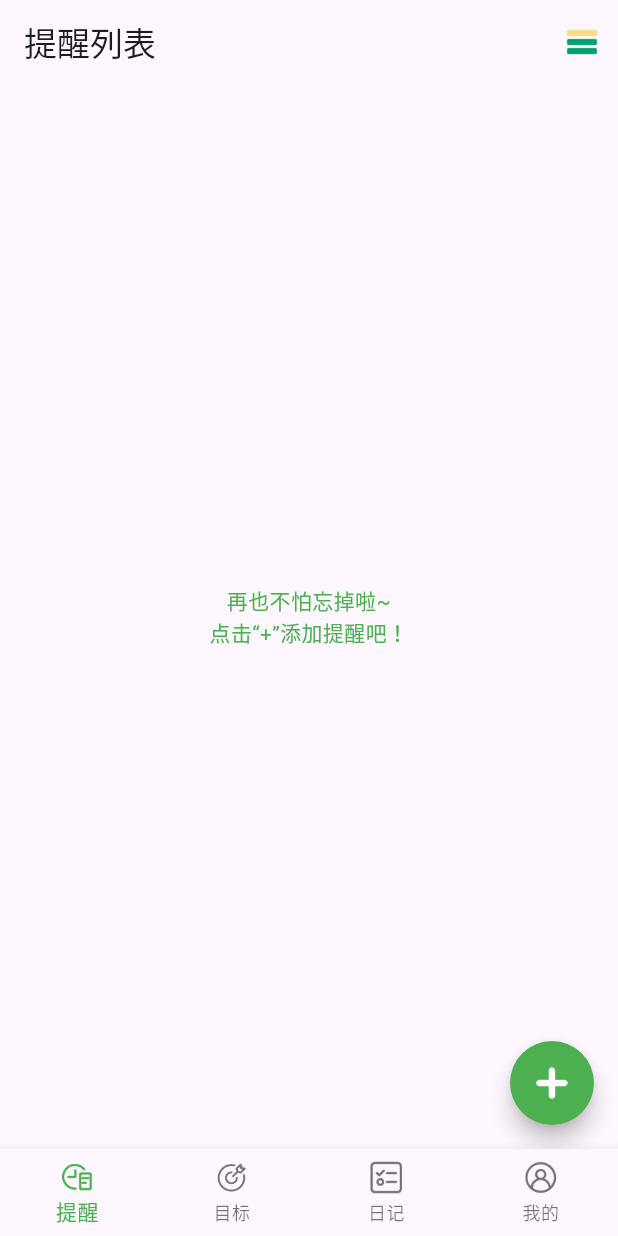
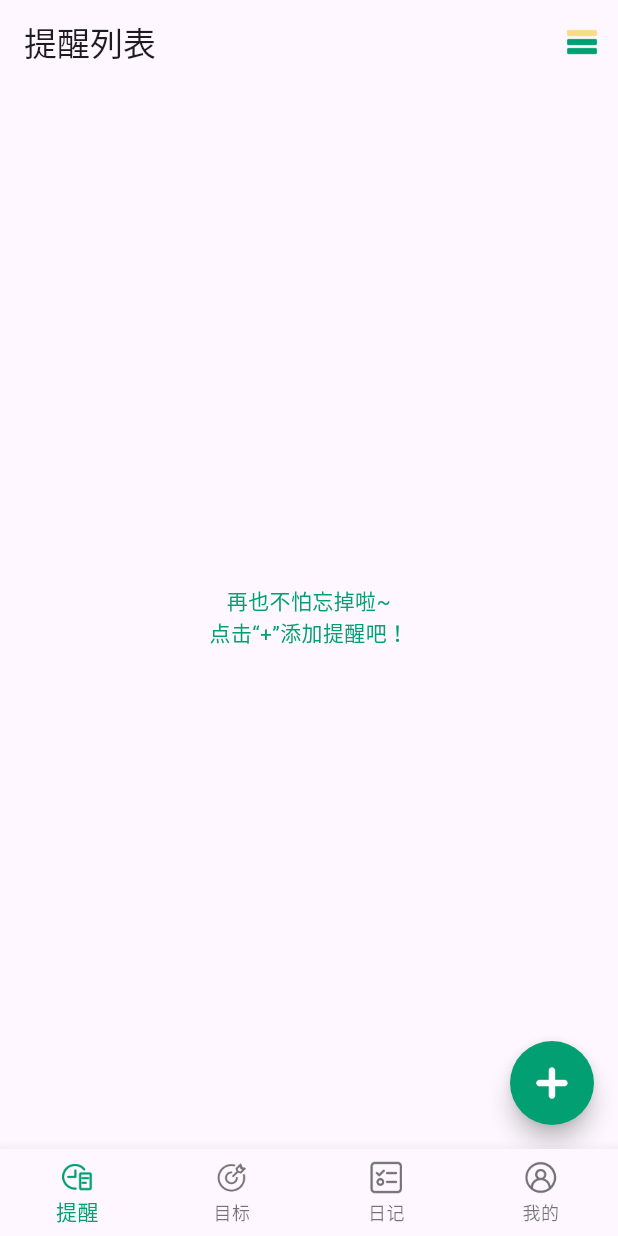
Before and after one commit to ContentMy/runfastxm_flutter, a Flutter app: the screen it shows after launch, on a phone screen of 412 x 824 dp. Run offline on Flutter 3.47's test engine with Material 3 defaults, Android fonts, the phone set to English and light mode, and no system bars; our stand-ins replace flutter_local_notifications, flutter_slidable, fluttertoast, hive, hive_flutter, permission_handler and 1 more; accounts and stored records are empty.

Commit message:
需求：提醒模块ui和部分逻辑优化

```diff
--- a/lib/domain/models/reminder.dart
+++ b/lib/domain/models/reminder.dart
@@ -44,4 +44,27 @@ class Reminder extends HiveObject {
   DateTime get endDateTime => DateTime.fromMillisecondsSinceEpoch(remindEndTime);
 
   Duration get duration => Duration(milliseconds: remindTime);
+
+  Reminder copyWith({
+    String? id,
+    String? remindImg,
+    String? remindTitle,
+    String? remindContent,
+    int? remindTime,
+    int? remindStartTime,
+    int? remindEndTime,
+    bool? remindCompleteStatus,
+  }) {
+    return Reminder(
+      id: id ?? this.id,
+      remindImg: remindImg ?? this.remindImg,
+      remindTitle: remindTitle ?? this.remindTitle,
+      remindContent: remindContent ?? this.remindContent,
+      remindTime: remindTime ?? this.remindTime,
+      remindStartTime: remindStartTime ?? this.remindStartTime,
+      remindEndTime: remindEndTime ?? this.remindEndTime,
+      remindCompleteStatus: remindCompleteStatus ?? this.remindCompleteStatus,
+    );
+  }
+
 }
--- a/lib/main.dart
+++ b/lib/main.dart
@@ -16,6 +16,7 @@ import 'presentation/views/reminder/reminder_page.dart';
 import 'presentation/views/goal/goal_page.dart';
 import 'presentation/views/diary/diary_page.dart';
 import 'presentation/views/settings/settings_page.dart';
+import 'resources/colors.dart';
 
 void main() async {
   //以下是hive初始化的代码部分
@@ -55,9 +56,6 @@ class RunFastApp extends StatelessWidget {
   Widget build(BuildContext context) {
     return MaterialApp(
       title: 'RunFast',
-      theme: ThemeData(
-        primarySwatch: Colors.green,
-      ),
       home: const MainScaffold(),
     );
   }
@@ -90,7 +88,7 @@ class _MainScaffoldState extends State<MainScaffold> {
       bottomNavigationBar: BottomNavigationBar(
         currentIndex: _currentIndex,
         type: BottomNavigationBarType.fixed,
-        selectedItemColor: Colors.green,
+        selectedItemColor: AppColors.commonGreen,
         onTap: (index) => setState(() => _currentIndex = index),
         items: [
           const BottomNavigationBarItem(icon: ImageIcon(
--- a/lib/presentation/views/reminder/reminder_page.dart
+++ b/lib/presentation/views/reminder/reminder_page.dart
@@ -1,6 +1,7 @@
 import 'package:flutter/material.dart';
 import 'package:provider/provider.dart';
 import '../../../resources/assets.dart';
+import '../../../resources/colors.dart';
 import '../../../resources/strings.dart';
 import 'reminder_completed_page.dart';
 import '../../../services/permission_service.dart';
@@ -53,7 +54,7 @@ class ReminderPage extends StatelessWidget {
       body: const _ReminderBody(),
       floatingActionButton: FloatingActionButton(
         heroTag: null,
-        backgroundColor: Colors.green,
+        backgroundColor: AppColors.commonGreen,
         shape: const CircleBorder(),
         onPressed: () => _showAddReminderSheet(context),
         child: Image.asset(Assets.commonImgAdd, width: 24, height: 24),
@@ -69,20 +70,23 @@ class _ReminderBody extends StatelessWidget {
   Widget build(BuildContext context) {
     final reminders = context.watch<ReminderViewModel>().reminders;
 
-    // ✅ 添加 return，修复无返回的 bug
     return reminders.isEmpty
         ? const Center(
             child: Text(
               Strings.reminderEmptyContent,
               textAlign: TextAlign.center,
-              style: TextStyle(color: Colors.green),
+              style: TextStyle(color: AppColors.commonGreen),
             ),
           )
         : ListView.builder(
+            padding: const EdgeInsets.symmetric(horizontal: 10, vertical: 10),
             itemCount: reminders.length,
             itemBuilder: (context, index) {
               final reminder = reminders[index];
-              return ReminderItem(reminder: reminder);
+              return Container(
+                margin: const EdgeInsets.symmetric(vertical: 10),
+                child: ReminderItem(reminder: reminder),
+              );
             },
           );
   }
--- /dev/null
+++ b/lib/resources/colors.dart
@@ -0,0 +1,19 @@
+import 'package:flutter/material.dart';
+
+class AppColors {
+  AppColors._(); // 私有构造，防止被实例化
+
+  // 通用颜色
+  static const Color commonWhite = Colors.white;
+  static const Color commonBlack = Colors.black;
+  static const Color commonBlackShadow = Color(0x42000000);
+  static const Color commonGreen = Color(0xFF029F72);
+  static const Color commonGreenDark = Color(0xFF072A24);
+  static const Color commonGreenMid = Color(0xFF02BC6A);
+  static const Color commonGreenMidNext = Color(0xFF7BC5AE);
+  static const Color commonGreenMidNextLight = Color(0xFFD1EDE1);
+  static const Color commonYellow = Color(0xFFFADB88);
+  static const Color commonYellowBranch = Color(0xFFEBE5D9);
+  static const Color commonGray = Color(0xFF8C8C8C);
+  static const Color commonGrayLight = Color(0xFFEDEDED);
+}
--- a/lib/resources/strings.dart
+++ b/lib/resources/strings.dart
@@ -3,6 +3,7 @@ class Strings {
   Strings._();
   ///common
   static const appName = 'RunFast';
+  static const deleteString = '删除';
   ///guide
   static const guideRemindTitle = '即时提醒';
   static const guideRemindContent = '不在担心忙于其他事错过时间\n也不用烦恼扭头忘记了想要做的事情\n想做什么先把它记录下来，我来为您提醒';
@@ -19,6 +20,8 @@ class Strings {
   static const reminderCreateEmptyTitle = '请输入想要提醒的事项';
   static const reminderCreateTimePrompt = '请选择提醒时间：';
   static const reminderCreateNullToast = '请输入想要提醒的事项后再确认哦';
+  static const remindResetString = '重新提醒';
+  static const remindDetailEmptyContent = '已经到达预计的提醒时间了哦！\n赶快完成你的事情吧！';
 
   ///goal
   static const goalTitle = '目标列表';
```
Also changed, not shown: lib/presentation/view_models/reminder_view_model.dart (+21 -2 lines), lib/presentation/views/reminder/reminder_completed_page.dart (+52 -25 lines), lib/presentation/views/reminder/reminder_detail_page.dart (+5 -4 lines), lib/presentation/widgets/reminder_item.dart (+36 -12 lines).
